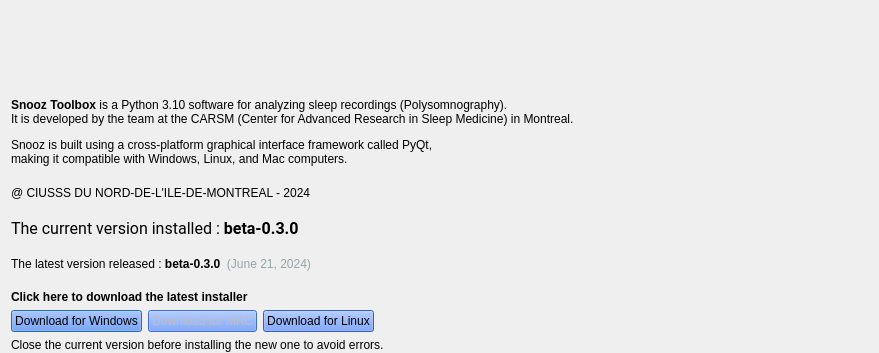
Before: the Qt Designer form src/main/python/ui/Ui_AboutDialog.ui in SnoozToolbox/snooz-toolbox, drawn with Qt 5; both pictures show x 0 to 879 and y 0 to 353 of the 879 by 516 pixel window.
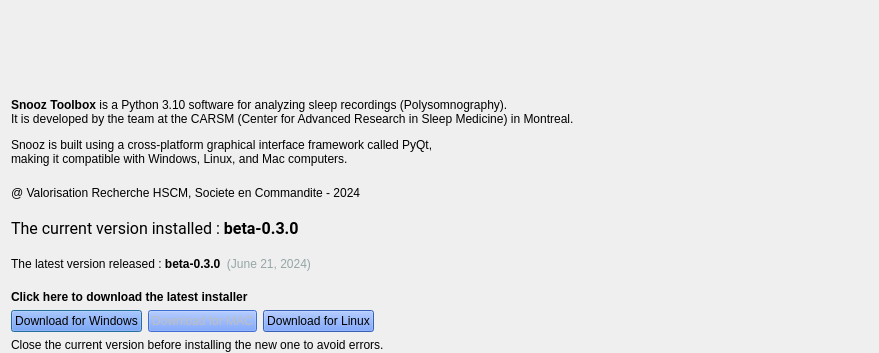
After: the same form once the commit is applied. Icons and pictures are not drawn.

Commit message: Copyright update: now it's Valorisation Recherche HSCM, Société en Commandite

Patch:
```diff
--- a/src/main/python/ui/Ui_AboutDialog.ui
+++ b/src/main/python/ui/Ui_AboutDialog.ui
@@ -85,7 +85,7 @@
    <item>
     <widget class="QLabel" name="label_3">
      <property name="text">
-      <string>@ CIUSSS DU NORD-DE-L'ILE-DE-MONTREAL - 2024</string>
+      <string>@ Valorisation Recherche HSCM, Societe en Commandite - 2024</string>
      </property>
     </widget>
    </item>
```
The commit also changes 56 other files.
